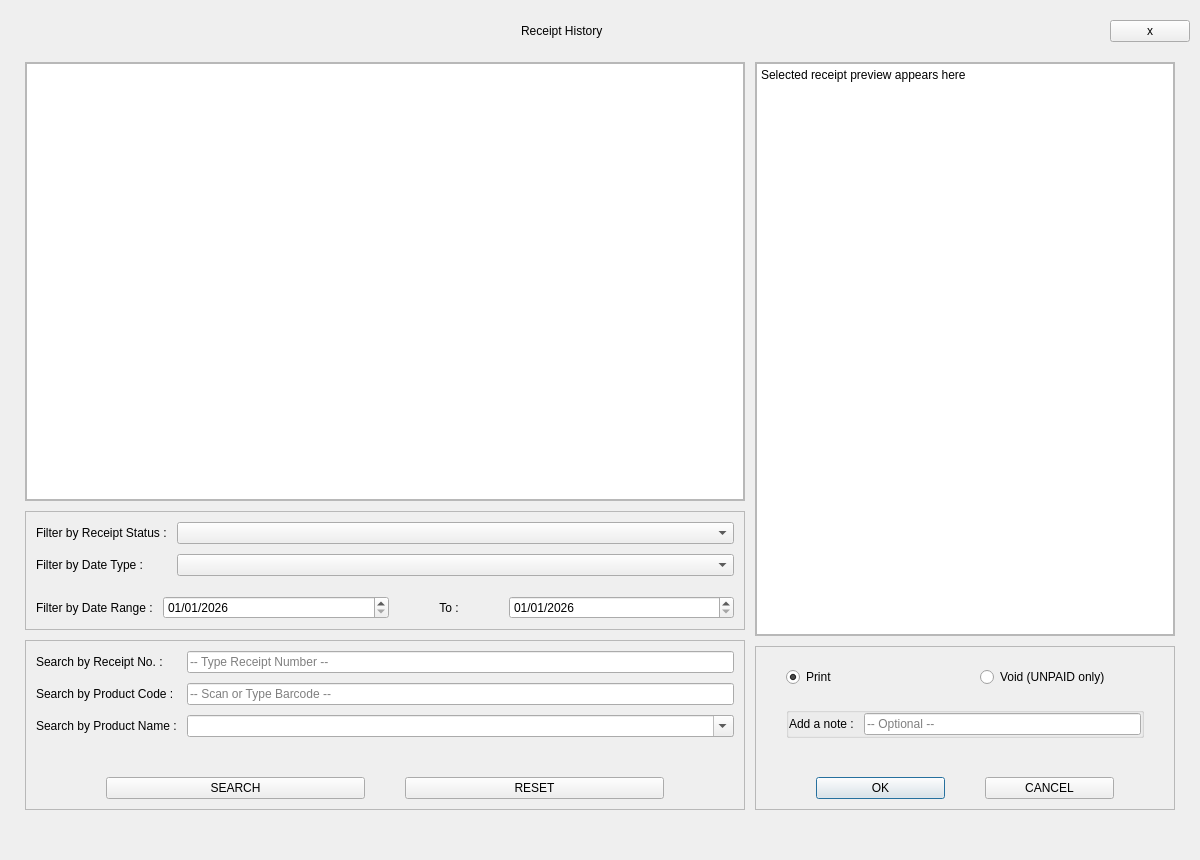
This is Project/ui/receipt_menu.ui in Selvam-T/POS as Qt 5 draws it before an edit. The edited form follows.
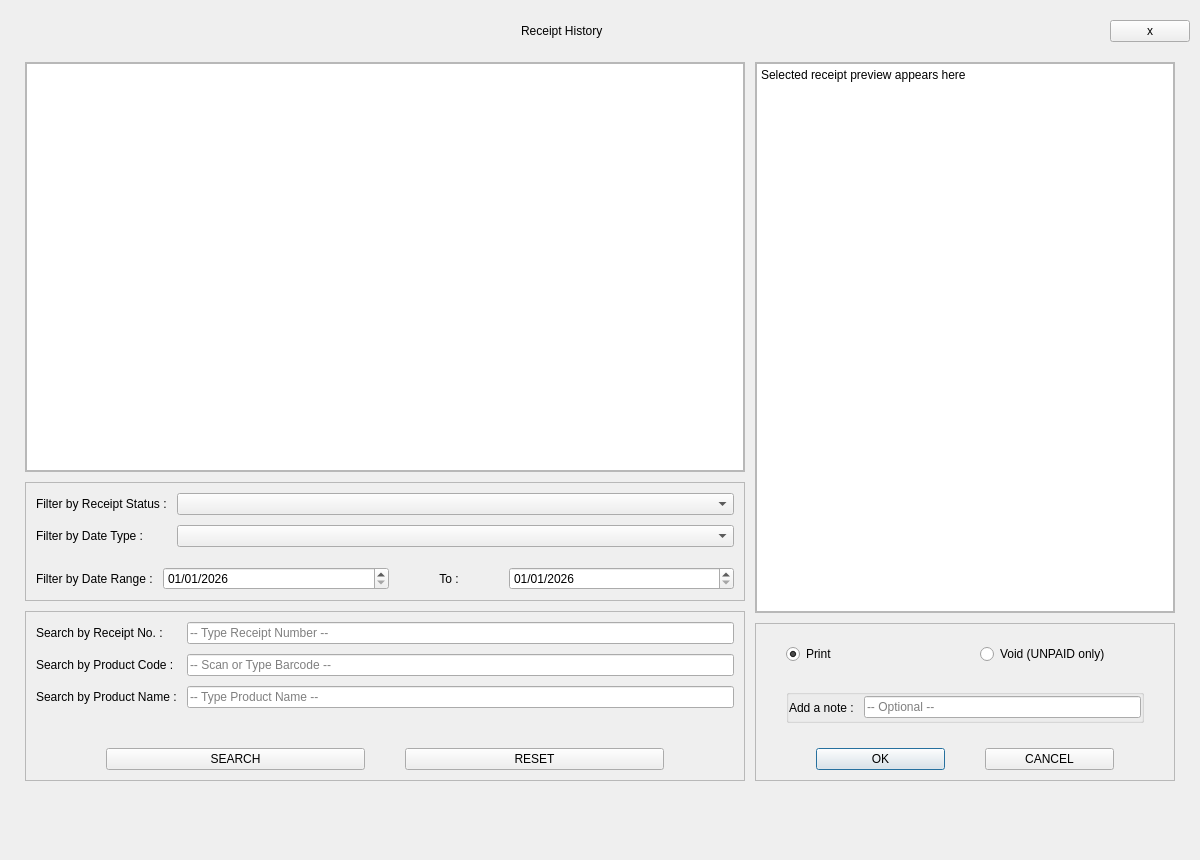
This is the edited form.

Commit message: receipt_menu wiring and testing complete

Patch:
```diff
--- a/Project/ui/receipt_menu.ui
+++ b/Project/ui/receipt_menu.ui
@@ -111,7 +111,7 @@
       <number>15</number>
      </property>
      <property name="bottomMargin">
-      <number>20</number>
+      <number>15</number>
      </property>
      <item>
       <layout class="QVBoxLayout" name="receiptLeftLayout" stretch="7,1,1">
@@ -119,7 +119,7 @@
         <number>10</number>
        </property>
        <property name="bottomMargin">
-        <number>20</number>
+        <number>15</number>
        </property>
        <item>
         <widget class="QFrame" name="receiptTableFrame">
@@ -444,12 +444,9 @@
              </widget>
             </item>
             <item row="2" column="1">
-             <widget class="QComboBox" name="receiptProductNameComboBox">
-              <property name="editable">
-               <bool>true</bool>
-              </property>
+             <widget class="QLineEdit" name="receiptProductNameLineEdit">
               <property name="placeholderText">
-               <string>-- Select Product Name --</string>
+               <string>-- Type Product Name --</string>
               </property>
              </widget>
             </item>
@@ -541,7 +538,7 @@
         <number>10</number>
        </property>
        <property name="bottomMargin">
-        <number>20</number>
+        <number>15</number>
        </property>
        <item>
         <widget class="QFrame" name="receiptPreviewFrame">
@@ -654,7 +651,7 @@
             <property name="sizeHint" stdset="0">
              <size>
               <width>20</width>
-              <height>10</height>
+              <height>15</height>
              </size>
             </property>
            </spacer>
@@ -695,14 +692,20 @@
            </widget>
           </item>
           <item>
-           <widget class="QLabel" name="receiptStatusLabel">
-            <property name="text">
-             <string/>
+           <spacer name="verticalSpacer_3">
+            <property name="orientation">
+             <enum>Qt::Vertical</enum>
             </property>
-            <property name="alignment">
-             <set>Qt::AlignCenter</set>
+            <property name="sizeType">
+             <enum>QSizePolicy::Fixed</enum>
             </property>
-           </widget>
+            <property name="sizeHint" stdset="0">
+             <size>
+              <width>20</width>
+              <height>15</height>
+             </size>
+            </property>
+           </spacer>
           </item>
           <item>
            <layout class="QHBoxLayout" name="receiptActionBtnsLayout">
@@ -741,6 +744,51 @@
      </item>
     </layout>
    </item>
+   <item>
+    <spacer name="verticalSpacer_4">
+     <property name="orientation">
+      <enum>Qt::Vertical</enum>
+     </property>
+     <property name="sizeType">
+      <enum>QSizePolicy::Fixed</enum>
+     </property>
+     <property name="sizeHint" stdset="0">
+      <size>
+       <width>20</width>
+       <height>5</height>
+      </size>
+     </property>
+    </spacer>
+   </item>
+   <item>
+    <widget class="QLabel" name="receiptStatusLabel">
+     <property name="text">
+      <string/>
+     </property>
+     <property name="textFormat">
+      <enum>Qt::AutoText</enum>
+     </property>
+     <property name="alignment">
+      <set>Qt::AlignCenter</set>
+     </property>
+    </widget>
+   </item>
+   <item>
+    <spacer name="verticalSpacer_5">
+     <property name="orientation">
+      <enum>Qt::Vertical</enum>
+     </property>
+     <property name="sizeType">
+      <enum>QSizePolicy::Fixed</enum>
+     </property>
+     <property name="sizeHint" stdset="0">
+      <size>
+       <width>20</width>
+       <height>20</height>
+      </size>
+     </property>
+    </spacer>
+   </item>
   </layout>
  </widget>
  <resources/>
```
The commit also changes 12 other files.
